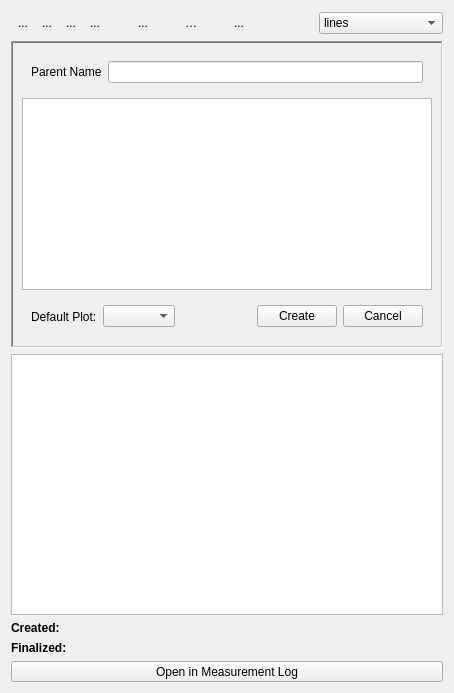
pyIonControl/IonControl, file ui/NamedTraceui.ui: the form before one commit.
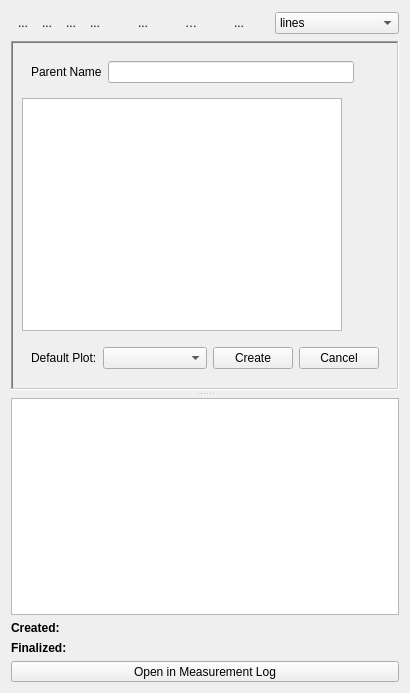
The form after the commit. Icons and pictures are not drawn. Custom widgets are drawn as their Qt base class.

Commit message: Improved GUI for named trace generator slightly. Child name conflicts are now automatically resolved. Improved default plot combo box functionality, which updates with plot name changes and saves default plot in saved settings

Patch:
```diff
--- a/ui/NamedTraceui.ui
+++ b/ui/NamedTraceui.ui
@@ -6,7 +6,7 @@
    <rect>
     <x>0</x>
     <y>0</y>
-    <width>389</width>
+    <width>387</width>
     <height>693</height>
    </rect>
   </property>
@@ -367,12 +367,37 @@
     </layout>
    </item>
    <item>
+    <widget class="QSplitter" name="splitter">
+     <property name="enabled">
+      <bool>true</bool>
+     </property>
+     <property name="sizePolicy">
+      <sizepolicy hsizetype="Preferred" vsizetype="Expanding">
+       <horstretch>0</horstretch>
+       <verstretch>0</verstretch>
+      </sizepolicy>
+     </property>
+     <property name="baseSize">
+      <size>
+       <width>0</width>
+       <height>0</height>
+      </size>
+     </property>
+     <property name="orientation">
+      <enum>Qt::Vertical</enum>
+     </property>
+     <property name="handleWidth">
+      <number>8</number>
+     </property>
+     <property name="childrenCollapsible">
+      <bool>false</bool>
+     </property>
     <widget class="QFrame" name="createTraceOptions">
      <property name="enabled">
       <bool>true</bool>
      </property>
      <property name="sizePolicy">
-      <sizepolicy hsizetype="Preferred" vsizetype="Preferred">
+       <sizepolicy hsizetype="Expanding" vsizetype="MinimumExpanding">
        <horstretch>0</horstretch>
        <verstretch>0</verstretch>
       </sizepolicy>
@@ -380,7 +405,13 @@
      <property name="minimumSize">
       <size>
        <width>0</width>
-       <height>20</height>
+        <height>160</height>
+       </size>
+      </property>
+      <property name="baseSize">
+       <size>
+        <width>0</width>
+        <height>0</height>
       </size>
      </property>
      <property name="frameShape">
@@ -392,18 +423,30 @@
      <property name="lineWidth">
       <number>2</number>
      </property>
-     <layout class="QGridLayout" name="gridLayout_2">
-      <item row="0" column="0">
+      <layout class="QVBoxLayout" name="verticalLayout_3">
+       <item>
        <widget class="QFrame" name="horizontalFrame">
+         <property name="sizePolicy">
+          <sizepolicy hsizetype="Preferred" vsizetype="Fixed">
+           <horstretch>0</horstretch>
+           <verstretch>0</verstretch>
+          </sizepolicy>
+         </property>
         <property name="minimumSize">
          <size>
           <width>0</width>
-          <height>10</height>
+           <height>38</height>
          </size>
         </property>
         <layout class="QHBoxLayout" name="horizontalLayout_5">
          <item>
           <widget class="QLabel" name="label_3">
+            <property name="sizePolicy">
+             <sizepolicy hsizetype="Preferred" vsizetype="Fixed">
+              <horstretch>0</horstretch>
+              <verstretch>0</verstretch>
+             </sizepolicy>
+            </property>
            <property name="text">
             <string>Parent Name</string>
            </property>
@@ -416,49 +459,47 @@
            </property>
           </widget>
          </item>
-        </layout>
-       </widget>
-      </item>
-      <item row="2" column="0">
-       <widget class="QFrame" name="horizontalFrame">
-        <property name="minimumSize">
-         <size>
-          <width>0</width>
-          <height>10</height>
-         </size>
-        </property>
-        <property name="baseSize">
-         <size>
-          <width>0</width>
-          <height>10</height>
-         </size>
-        </property>
-        <layout class="QHBoxLayout" name="horizontalLayout_4">
          <item>
-          <spacer name="horizontalSpacer_3">
+           <spacer name="horizontalSpacer_4">
            <property name="orientation">
             <enum>Qt::Horizontal</enum>
            </property>
+            <property name="sizeType">
+             <enum>QSizePolicy::Fixed</enum>
+            </property>
            <property name="sizeHint" stdset="0">
             <size>
-             <width>40</width>
+              <width>25</width>
              <height>20</height>
             </size>
            </property>
           </spacer>
          </item>
+         </layout>
+        </widget>
+       </item>
          <item>
-          <widget class="QLabel" name="label_4">
-           <property name="text">
-            <string>Default Plot:</string>
+        <layout class="QHBoxLayout" name="horizontalLayout_3">
+         <item>
+          <widget class="QTableView" name="childTableView">
+           <property name="sizePolicy">
+            <sizepolicy hsizetype="Expanding" vsizetype="Expanding">
+             <horstretch>0</horstretch>
+             <verstretch>0</verstretch>
+            </sizepolicy>
            </property>
           </widget>
          </item>
          <item>
-          <widget class="QComboBox" name="comboBox"/>
-         </item>
+          <layout class="QVBoxLayout" name="verticalLayout_2">
          <item>
           <widget class="QToolButton" name="addChild">
+             <property name="sizePolicy">
+              <sizepolicy hsizetype="Minimum" vsizetype="Fixed">
+               <horstretch>0</horstretch>
+               <verstretch>0</verstretch>
+              </sizepolicy>
+             </property>
            <property name="text">
             <string/>
            </property>
@@ -486,6 +527,67 @@
           </widget>
          </item>
          <item>
+            <spacer name="verticalSpacer">
+             <property name="orientation">
+              <enum>Qt::Vertical</enum>
+             </property>
+             <property name="sizeHint" stdset="0">
+              <size>
+               <width>20</width>
+               <height>40</height>
+              </size>
+             </property>
+            </spacer>
+           </item>
+          </layout>
+         </item>
+        </layout>
+       </item>
+       <item>
+        <widget class="QFrame" name="horizontalFrame">
+         <property name="sizePolicy">
+          <sizepolicy hsizetype="Preferred" vsizetype="Fixed">
+           <horstretch>0</horstretch>
+           <verstretch>0</verstretch>
+          </sizepolicy>
+         </property>
+         <property name="minimumSize">
+          <size>
+           <width>0</width>
+           <height>42</height>
+          </size>
+         </property>
+         <property name="baseSize">
+          <size>
+           <width>0</width>
+           <height>10</height>
+          </size>
+         </property>
+         <layout class="QHBoxLayout" name="horizontalLayout_4">
+          <item>
+           <widget class="QLabel" name="label_4">
+            <property name="sizePolicy">
+             <sizepolicy hsizetype="Preferred" vsizetype="Fixed">
+              <horstretch>0</horstretch>
+              <verstretch>0</verstretch>
+             </sizepolicy>
+            </property>
+            <property name="text">
+             <string>Default Plot:</string>
+            </property>
+           </widget>
+          </item>
+          <item>
+           <widget class="QComboBox" name="comboBox">
+            <property name="sizePolicy">
+             <sizepolicy hsizetype="Expanding" vsizetype="Fixed">
+              <horstretch>0</horstretch>
+              <verstretch>0</verstretch>
+             </sizepolicy>
+            </property>
+           </widget>
+          </item>
+          <item>
           <widget class="QPushButton" name="confirmCreateTrace">
            <property name="text">
             <string>Create</string>
@@ -502,14 +604,10 @@
         </layout>
        </widget>
       </item>
-      <item row="1" column="0">
-       <widget class="QTableView" name="childTableView"/>
-      </item>
-     </layout>
-    </widget>
-   </item>
-   <item>
+      </layout>
+     </widget>
     <widget class="CategoryTreeView" name="traceView"/>
+    </widget>
    </item>
    <item>
     <layout class="QHBoxLayout" name="horizontalLayout_2">
```
Lines whose indentation alone changed are shown as unchanged. The commit also changes 2 other files.
